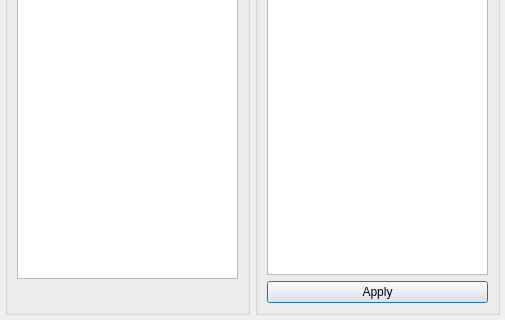
Qt form source/Goldenberry/widgets/optimization/GbFilterAttributeWidget.ui (narg95/goldenberry) before a commit; both pictures show x 0 to 505 and y 190 to 510 of the 505 by 510 pixel window.
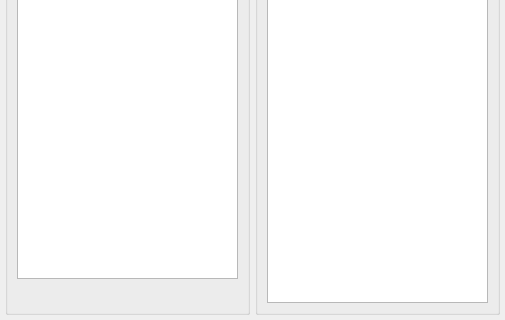
The same form after that commit.

What changed in the file:
```diff
--- a/source/Goldenberry/widgets/optimization/GbFilterAttributeWidget.ui
+++ b/source/Goldenberry/widgets/optimization/GbFilterAttributeWidget.ui
@@ -74,14 +74,7 @@
               </rect>
             </property>
           </widget>
-        </item>
-        <item>
-          <widget class="QPushButton" name="applyButton">
-            <property name="text">
-              <string>Apply</string>
-            </property>
-          </widget>
-        </item>
+        </item>        
       </layout>
     </widget> 
   </widget>
```
